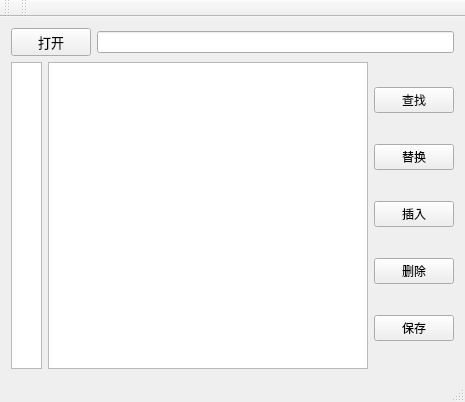
First picture: the form in textedittool.ui, repository JiengupXing/TextEditTool, before the edit.
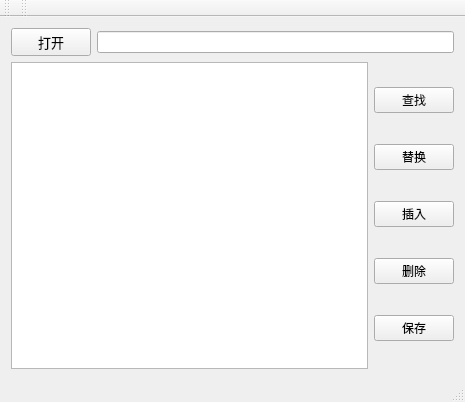
Second picture: the form after the edit. Icons and pictures are not drawn.

Commit message: search button finished

```diff
--- a/textedittool.ui
+++ b/textedittool.ui
@@ -26,26 +26,9 @@
   <widget class="QWidget" name="centralWidget">
    <layout class="QGridLayout" name="gridLayout_3">
     <item row="1" column="0">
-     <widget class="QTextBrowser" name="Nuout">
-      <property name="maximumSize">
-       <size>
-        <width>31</width>
-        <height>16777215</height>
-       </size>
-      </property>
-      <property name="html">
-       <string>&lt;!DOCTYPE HTML PUBLIC &quot;-//W3C//DTD HTML 4.0//EN&quot; &quot;http://www.w3.org/TR/REC-html40/strict.dtd&quot;&gt;
-&lt;html&gt;&lt;head&gt;&lt;meta name=&quot;qrichtext&quot; content=&quot;1&quot; /&gt;&lt;style type=&quot;text/css&quot;&gt;
-p, li { white-space: pre-wrap; }
-&lt;/style&gt;&lt;/head&gt;&lt;body style=&quot; font-family:'SimSun'; font-size:9pt; font-weight:400; font-style:normal;&quot;&gt;
-&lt;p style=&quot;-qt-paragraph-type:empty; margin-top:0px; margin-bottom:0px; margin-left:0px; margin-right:0px; -qt-block-indent:0; text-indent:0px;&quot;&gt;&lt;br /&gt;&lt;/p&gt;&lt;/body&gt;&lt;/html&gt;</string>
-      </property>
-     </widget>
-    </item>
-    <item row="1" column="1">
      <widget class="QTextBrowser" name="mainTextout"/>
     </item>
-    <item row="1" column="2">
+    <item row="1" column="1">
      <layout class="QGridLayout" name="gridLayout_2">
       <item row="5" column="0">
        <widget class="QPushButton" name="btnSave">
@@ -104,7 +87,7 @@
       </item>
      </layout>
     </item>
-    <item row="0" column="0" colspan="3">
+    <item row="0" column="0" colspan="2">
      <layout class="QGridLayout" name="gridLayout">
       <property name="sizeConstraint">
        <enum>QLayout::SetFixedSize</enum>
@@ -150,7 +133,7 @@
      <x>0</x>
      <y>0</y>
      <width>465</width>
-     <height>23</height>
+     <height>28</height>
     </rect>
    </property>
   </widget>
```
The commit also changes 3 other files.
